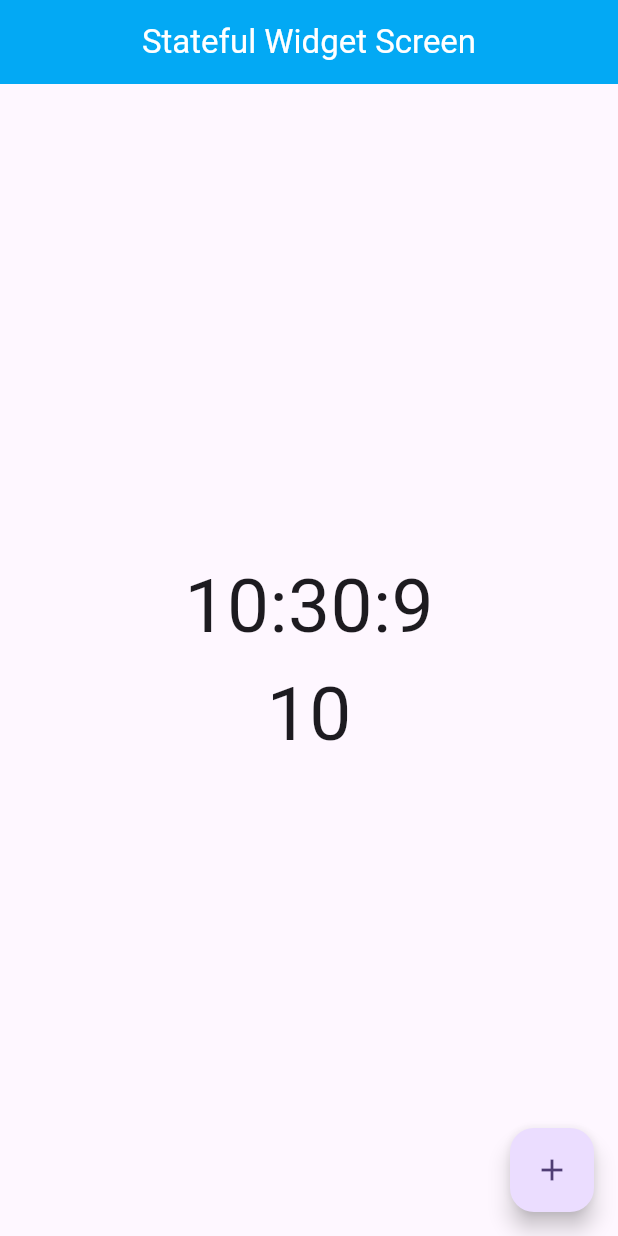
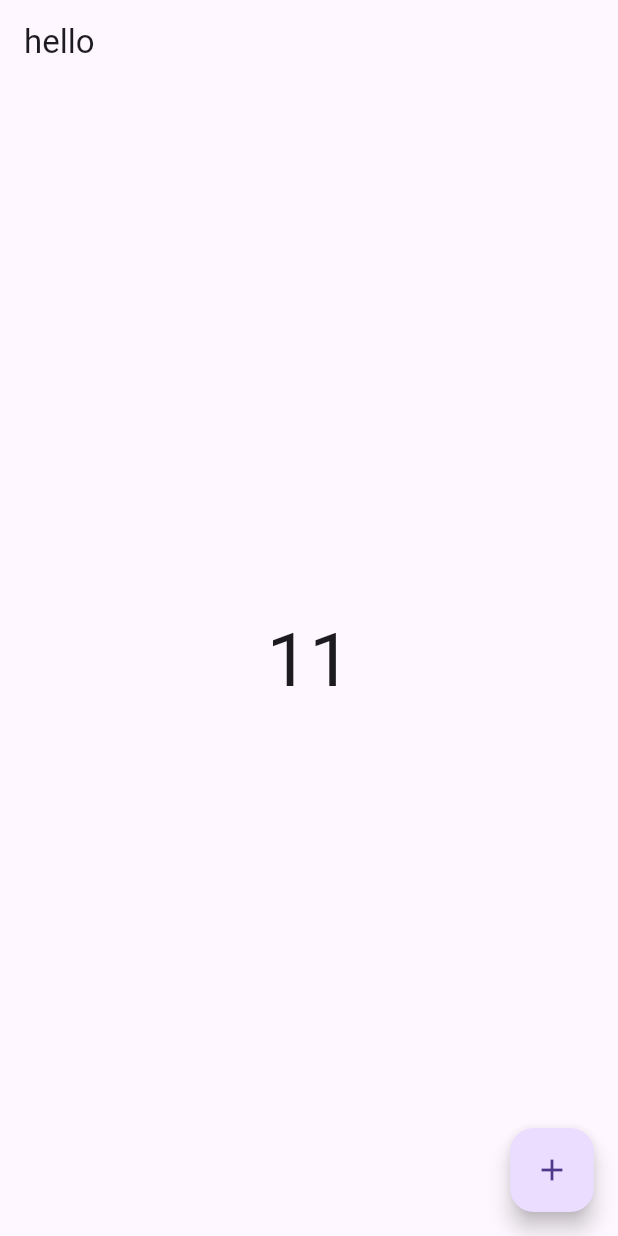
Before and after one commit to HamzaIqbalMughal/flutter_working_with_provider, a Flutter app: the screen it shows after launch, after a tap on the "add" icon, on a phone screen of 412 x 824 dp. Run offline on Flutter 3.47's test engine with Material 3 defaults, Android fonts, the phone set to English and light mode, and no system bars.

Commit message:
added count_provider

```diff
--- a/lib/main.dart
+++ b/lib/main.dart
@@ -1,4 +1,7 @@
 import 'package:flutter/material.dart';
+import 'package:flutter_working_with_provider/provider/count_provider.dart';
+import 'package:flutter_working_with_provider/screen/count_example.dart';
+import 'package:provider/provider.dart';
 
 import 'Statefull_widget_screen.dart';
 
@@ -12,14 +15,19 @@
   // This widget is the root of your application.
   @override
   Widget build(BuildContext context) {
-    return MaterialApp(
-      debugShowCheckedModeBanner: false,
-      title: 'Flutter Demo',
-      theme: ThemeData(
-        colorScheme: ColorScheme.fromSeed(seedColor: Colors.deepPurple),
-        useMaterial3: true,
+    return ChangeNotifierProvider(
+      create: (_) => CountProvider(),
+      child: MaterialApp(
+        debugShowCheckedModeBanner: false,
+        title: 'Flutter Demo',
+        theme: ThemeData(
+          // colorScheme: ColorScheme.fromSeed(seedColor: Colors.deepPurple),
+          // useMaterial3: true,
+          primarySwatch: Colors.blue,
+        ),
+        // home: StatefulWidgetScreen(),
+        home: CountExample(),
       ),
-      home: StatefulWidgetScreen(),
     );
   }
 }
--- /dev/null
+++ b/lib/provider/count_provider.dart
@@ -0,0 +1,13 @@
+import 'package:flutter/foundation.dart';
+
+class CountProvider with ChangeNotifier{
+  int _count = 10;
+
+  int get count => _count;
+
+  void setCount (){
+    _count++;
+    notifyListeners();
+  }
+
+}
--- /dev/null
+++ b/lib/screen/count_example.dart
@@ -0,0 +1,34 @@
+import 'package:flutter/material.dart';
+import 'package:flutter_working_with_provider/provider/count_provider.dart';
+import 'package:provider/provider.dart';
+
+class CountExample extends StatefulWidget {
+  const CountExample({super.key});
+
+  @override
+  State<CountExample> createState() => _CountExampleState();
+}
+
+class _CountExampleState extends State<CountExample> {
+  @override
+  Widget build(BuildContext context) {
+    final countProvider = Provider.of<CountProvider>(context);
+    print('build');
+    return Scaffold(
+      appBar: AppBar(
+        title: Text("hello"),
+      ),
+      body: Center(
+        child: Text(countProvider.count.toString(),
+          style:  TextStyle(fontSize: 50),
+        ),
+      ),
+      floatingActionButton: FloatingActionButton(
+        onPressed: (){
+          countProvider.setCount();
+        },
+        child: Icon(Icons.add),
+      ),
+    );
+  }
+}
--- /dev/null
+++ b/notes.txt
@@ -0,0 +1,2 @@
+-Provider
+-Consumer Widget;  do magic instead of build the whole widget, only consumer widget will get build.
--- a/pubspec.yaml
+++ b/pubspec.yaml
@@ -35,6 +35,7 @@
   # The following adds the Cupertino Icons font to your application.
   # Use with the CupertinoIcons class for iOS style icons.
   cupertino_icons: ^1.0.2
+  provider: ^6.1.1
 
 dev_dependencies:
   flutter_test:
```
Also changed, not shown: pubspec.lock.
